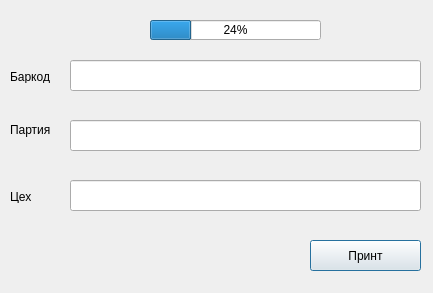
The window that untitled.ui (IsmoilObidov/barcode-burda) describes before a commit, drawn with Qt 5.
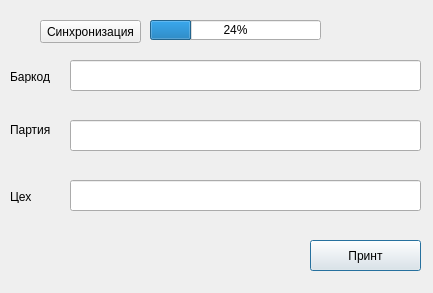
The same window after the commit.

Patch:
```diff
--- a/untitled.ui
+++ b/untitled.ui
@@ -108,6 +108,19 @@
     <number>24</number>
    </property>
   </widget>
+  <widget class="QPushButton" name="synch_button">
+   <property name="geometry">
+    <rect>
+     <x>40</x>
+     <y>20</y>
+     <width>101</width>
+     <height>23</height>
+    </rect>
+   </property>
+   <property name="text">
+    <string>Синхронизация</string>
+   </property>
+  </widget>
  </widget>
  <resources/>
  <connections/>
```
